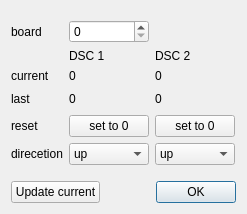
The window that escam/dialogdsc.ui (Entwicklungsburo-Stresing/EBST_CAM) describes before a commit, drawn with Qt 5.
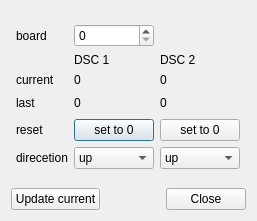
The same window after the commit.

Commit message:
Update closing behavior for dialogs
Change ok buttons to close and automatically save changes with out confirming. Moved the Cameras and Reset axes menu actions to chart settings.

The edit to the form file:
```diff
--- a/escam/dialogdsc.ui
+++ b/escam/dialogdsc.ui
@@ -6,8 +6,8 @@
    <rect>
     <x>0</x>
     <y>0</y>
-    <width>247</width>
-    <height>214</height>
+    <width>257</width>
+    <height>221</height>
    </rect>
   </property>
   <property name="windowTitle">
@@ -211,7 +211,7 @@
         <enum>Qt::Horizontal</enum>
        </property>
        <property name="standardButtons">
-        <set>QDialogButtonBox::Ok</set>
+        <set>QDialogButtonBox::StandardButton::Close</set>
        </property>
       </widget>
      </item>
```
Left out of the diff: 10 changed lines with no effect on the pictures. The commit also changes 19 other files.
